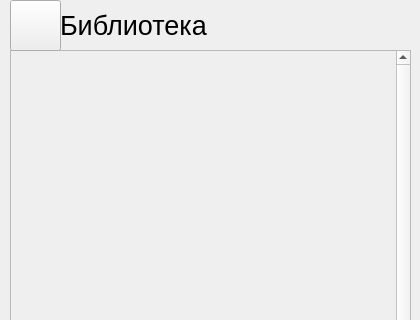
Qt form UIs/LibraryForm.ui (Krahjotdaan/LearningPoem) before a commit; both pictures show x 0 to 420 and y 0 to 320 of the 420 by 700 pixel window.
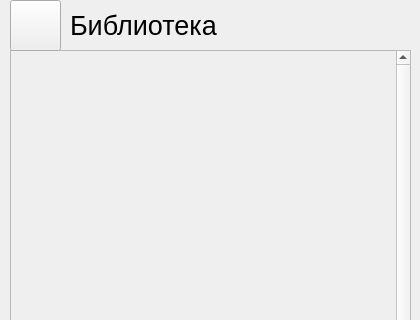
The same form after that commit.

```diff
--- a/UIs/LibraryForm.ui
+++ b/UIs/LibraryForm.ui
@@ -17,9 +17,9 @@
    <widget class="QWidget" name="horizontalLayoutWidget">
     <property name="geometry">
      <rect>
-      <x>60</x>
+      <x>70</x>
       <y>0</y>
-      <width>351</width>
+      <width>341</width>
       <height>51</height>
      </rect>
     </property>
```
